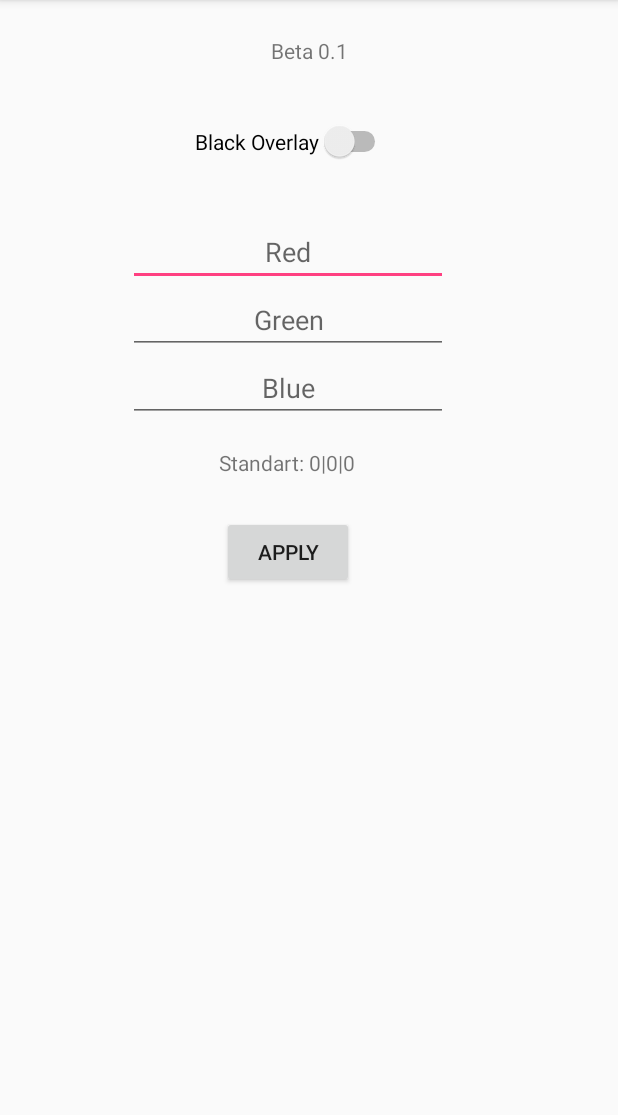
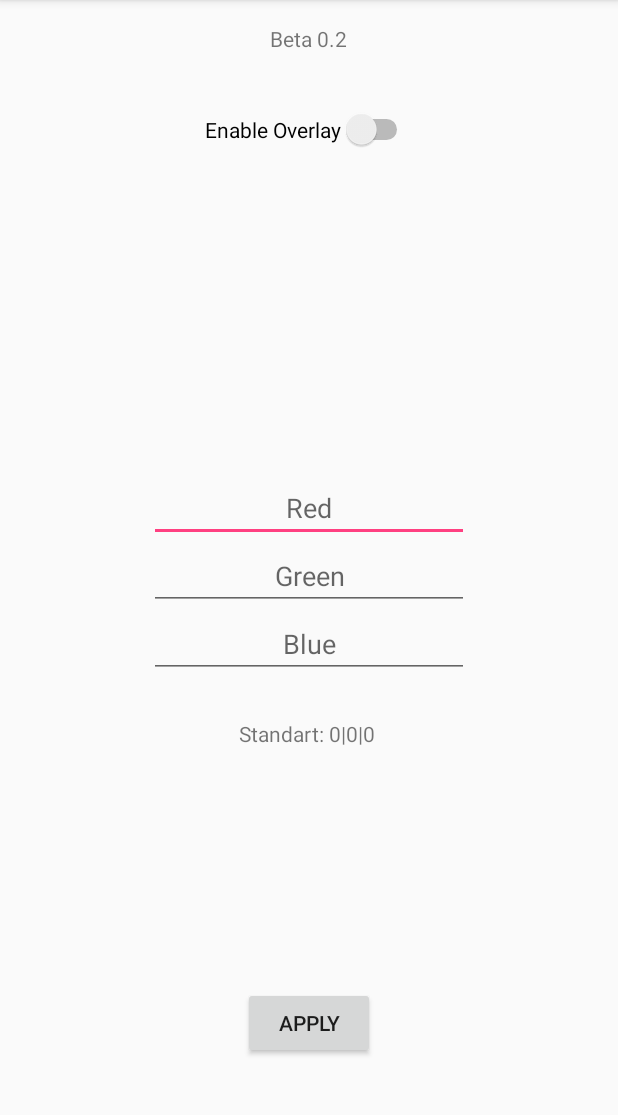
Before and after one commit to maximilianKoeper/OLEDBLACK, an Android app: the screen it shows after launch (MainActivity), on a phone screen of 412 x 824 dp, the part 84-1199 px from its top. Run offline under Robolectric (Android 15) with nearby library versions, the phone set to English and light mode, and no system bars.

Commit message:
Switching to RelativeLayout

```diff
--- a/app/src/main/java/com/example/mkoep/oledblack/MainActivity.java
+++ b/app/src/main/java/com/example/mkoep/oledblack/MainActivity.java
@@ -1,15 +1,7 @@
 package com.example.mkoep.oledblack;
 
-import android.Manifest;
-import android.app.Service;
 import android.content.Intent;
-import android.content.pm.PackageManager;
-import android.content.pm.ServiceInfo;
 import android.graphics.Color;
-import android.os.Build;
-import android.provider.Settings;
-import android.support.v4.app.ActivityCompat;
-import android.support.v4.content.ContextCompat;
 import android.support.v7.app.AppCompatActivity;
 import android.os.Bundle;
 import android.view.View;
@@ -17,12 +9,12 @@ import android.widget.CompoundButton;
 import android.widget.EditText;
 import android.widget.Switch;
 import android.widget.Button;
-import android.widget.Toast;
+
 
 
 public class MainActivity extends AppCompatActivity {
 
-    Switch switchButton, switchButton2;
+    Switch switchButton;
     Intent svc;
 
     EditText red;
--- a/app/src/main/java/com/example/mkoep/oledblack/MyAppTileService.java
+++ b/app/src/main/java/com/example/mkoep/oledblack/MyAppTileService.java
@@ -2,10 +2,6 @@ package com.example.mkoep.oledblack;
 
 import android.content.Intent;
 import android.service.quicksettings.TileService;
-import android.app.Activity;
-import android.content.Intent;
-import android.os.Bundle;
-
 /**
  * Created by MKoep on 31.08.2017.
  */
@@ -19,6 +15,7 @@ public class MyAppTileService extends TileService {
     @Override
     public void onTileAdded() {
         super.onTileAdded();
+        startActivity(new Intent(this, MainActivity.class));
     }
 
     @Override
--- a/app/src/main/res/layout/activity_main.xml
+++ b/app/src/main/res/layout/activity_main.xml
@@ -1,58 +1,47 @@
 <?xml version="1.0" encoding="utf-8"?>
-<android.support.constraint.ConstraintLayout xmlns:android="http://schemas.android.com/apk/res/android"
-    xmlns:app="http://schemas.android.com/apk/res-auto"
-    xmlns:tools="http://schemas.android.com/tools"
+<RelativeLayout xmlns:android="http://schemas.android.com/apk/res/android"
     android:layout_width="match_parent"
     android:layout_height="match_parent"
-    android:gravity="center_horizontal"
-    tools:context="com.example.mkoep.oledblack.MainActivity">
+    android:paddingLeft="16dp"
+    android:paddingRight="16dp">
 
     <Switch
         android:id="@+id/switch1"
         android:layout_width="wrap_content"
         android:layout_height="wrap_content"
+        android:checked="false"
+        android:text="Enable Overlay"
         android:layout_marginTop="37dp"
-        android:checked="false"
-        android:text="Black Overlay"
-        app:layout_constraintLeft_toLeftOf="@+id/guideline"
-        app:layout_constraintTop_toBottomOf="@+id/textView"
-        android:layout_marginLeft="110dp"
-        android:layout_marginStart="110dp" />
+        android:layout_below="@+id/textView"
+        android:layout_centerHorizontal="true" />
 
     <TextView
         android:layout_width="wrap_content"
         android:layout_height="wrap_content"
-        android:text="Beta 0.1"
-        app:layout_constraintBottom_toBottomOf="parent"
-        app:layout_constraintLeft_toLeftOf="parent"
-        app:layout_constraintRight_toRightOf="parent"
-        app:layout_constraintTop_toTopOf="parent"
-        app:layout_constraintVertical_bias="0.032"
-        android:id="@+id/textView" />
+        android:text="@string/app_version"
+        android:id="@+id/textView"
+        android:layout_below="@+id/guideline"
+        android:layout_centerHorizontal="true"
+        android:layout_marginTop="16dp" />
 
     <android.support.constraint.Guideline
         android:layout_width="wrap_content"
         android:layout_height="wrap_content"
         android:id="@+id/guideline"
-        android:orientation="vertical"
-        tools:layout_editor_absoluteY="0dp"
-        tools:layout_editor_absoluteX="20dp"
-        app:layout_constraintGuide_begin="20dp" />
+        android:orientation="vertical" />
 
     <EditText
         android:id="@+id/editText4"
         android:layout_width="wrap_content"
         android:layout_height="wrap_content"
         android:layout_marginLeft="65dp"
-        android:layout_marginTop="37dp"
         android:ems="10"
         android:hint="Red"
         android:inputType="number"
         android:maxLength="3"
         android:textAlignment="center"
-        app:layout_constraintLeft_toLeftOf="@+id/guideline"
-        app:layout_constraintTop_toBottomOf="@+id/switch1"
-        android:layout_marginStart="65dp" />
+        android:layout_above="@+id/editText5"
+        android:layout_centerHorizontal="true" />
 
     <EditText
         android:id="@+id/editText5"
@@ -64,44 +53,39 @@
         android:inputType="number"
         android:maxLength="3"
         android:textAlignment="center"
-        app:layout_constraintLeft_toLeftOf="@+id/guideline"
-        app:layout_constraintTop_toBottomOf="@+id/editText4"
-        android:layout_marginStart="65dp" />
+        android:layout_centerVertical="true"
+        android:layout_alignEnd="@+id/editText4" />
 
     <EditText
         android:id="@+id/editText6"
         android:layout_width="wrap_content"
         android:layout_height="wrap_content"
-        android:layout_marginLeft="65dp"
         android:ems="10"
         android:hint="Blue"
         android:inputType="number"
         android:maxLength="3"
         android:textAlignment="center"
-        app:layout_constraintLeft_toLeftOf="@+id/guideline"
-        app:layout_constraintTop_toBottomOf="@+id/editText5"
-        android:layout_marginStart="65dp" />
+        android:layout_below="@+id/editText5"
+        android:layout_alignStart="@+id/editText5" />
 
     <Button
         android:id="@+id/button"
         android:layout_width="wrap_content"
         android:layout_height="wrap_content"
         android:layout_marginLeft="128dp"
-        android:layout_marginTop="26dp"
         android:text="Apply"
-        app:layout_constraintLeft_toLeftOf="@+id/guideline"
-        app:layout_constraintTop_toBottomOf="@+id/textView2"
-        android:layout_marginStart="128dp" />
+        android:layout_marginBottom="62dp"
+        android:layout_alignParentBottom="true"
+        android:layout_centerHorizontal="true" />
 
     <TextView
         android:id="@+id/textView2"
         android:layout_width="wrap_content"
         android:layout_height="wrap_content"
         android:layout_marginLeft="126dp"
-        android:layout_marginTop="17dp"
         android:text="Standart: 0|0|0"
-        app:layout_constraintLeft_toLeftOf="@+id/guideline"
-        app:layout_constraintTop_toBottomOf="@+id/editText6"
-        android:layout_marginStart="126dp" />
+        android:layout_marginTop="27dp"
+        android:layout_below="@+id/editText6"
+        android:layout_alignEnd="@+id/button" />
 
-</android.support.constraint.ConstraintLayout>
+</RelativeLayout>
--- a/app/src/main/res/values/strings.xml
+++ b/app/src/main/res/values/strings.xml
@@ -1,3 +1,4 @@
 <resources>
     <string name="app_name">OLEDBLACK</string>
+    <string name="app_version">Beta 0.2</string>
 </resources>
```
